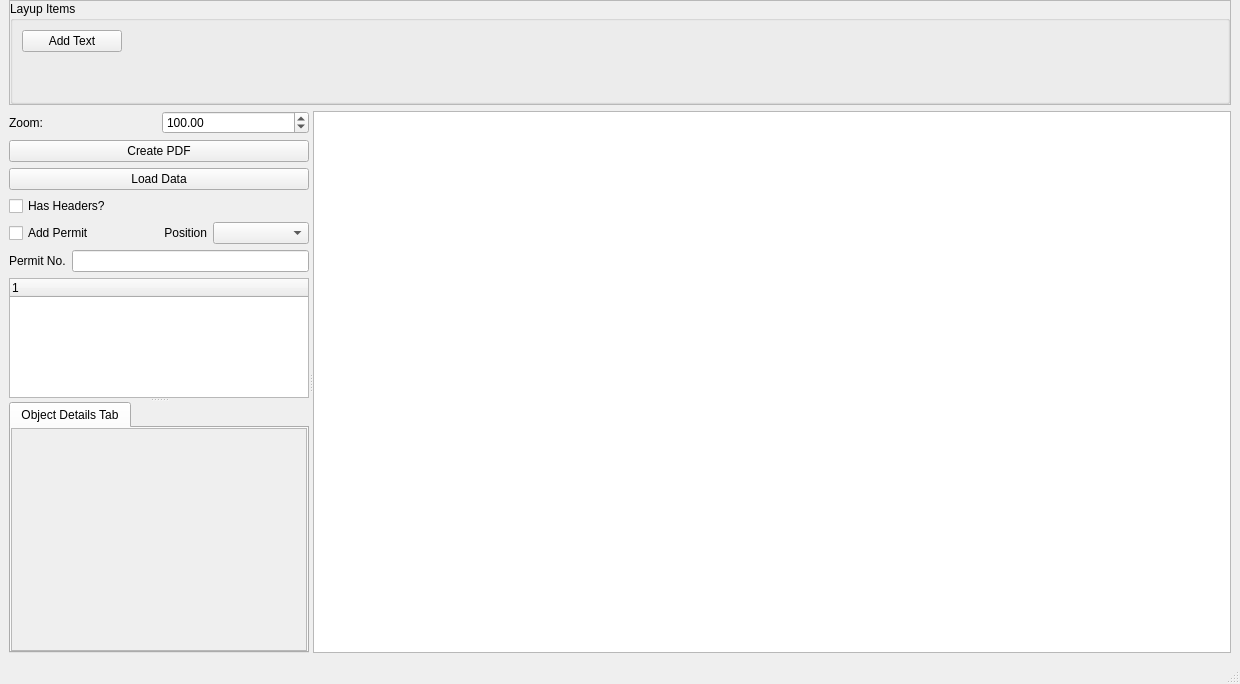
Before: the Qt Designer form LabelDesigner.ui in marvin939/label-designer, drawn with Qt 5.
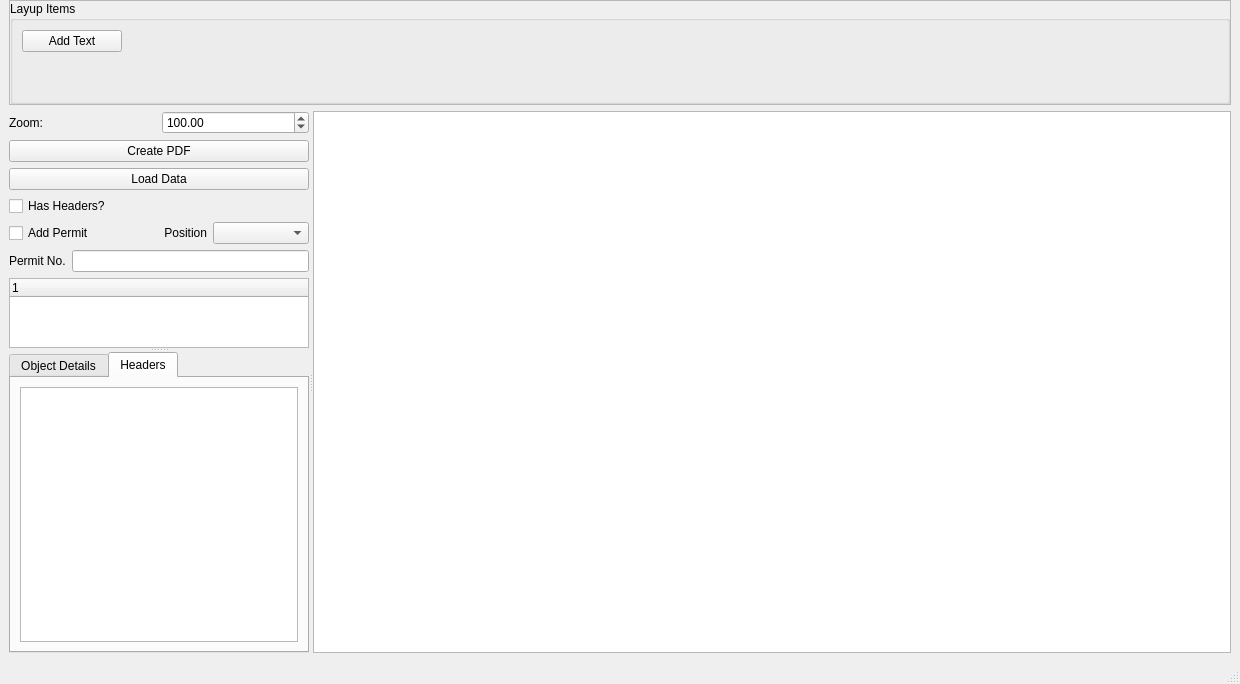
After: the same form once the commit is applied. Custom widgets are drawn as their Qt base class.

Commit message: headers list

```diff
--- a/LabelDesigner.ui
+++ b/LabelDesigner.ui
@@ -286,11 +286,11 @@
             </size>
            </property>
            <property name="currentIndex">
-            <number>0</number>
+            <number>1</number>
            </property>
            <widget class="QWidget" name="detailsTab">
             <attribute name="title">
-             <string>Object Details Tab</string>
+             <string>Object Details</string>
             </attribute>
             <layout class="QVBoxLayout" name="verticalLayout">
              <property name="spacing">
@@ -336,6 +336,23 @@
              </item>
             </layout>
            </widget>
+           <widget class="QWidget" name="headersTab">
+            <attribute name="title">
+             <string>Headers</string>
+            </attribute>
+            <layout class="QHBoxLayout" name="horizontalLayout_5">
+             <item>
+              <widget class="QListWidget" name="headerList">
+               <property name="editTriggers">
+                <set>QAbstractItemView::EditKeyPressed</set>
+               </property>
+               <property name="selectionBehavior">
+                <enum>QAbstractItemView::SelectRows</enum>
+               </property>
+              </widget>
+             </item>
+            </layout>
+           </widget>
           </widget>
          </widget>
         </item>
```
The commit also changes 4 other files.
